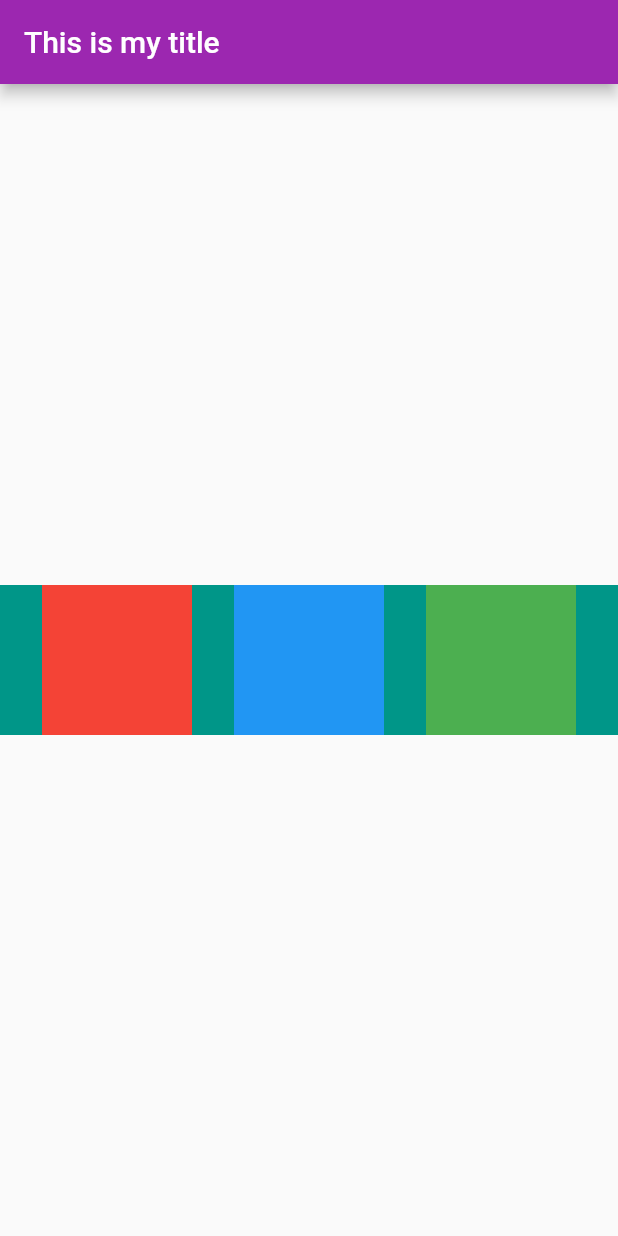
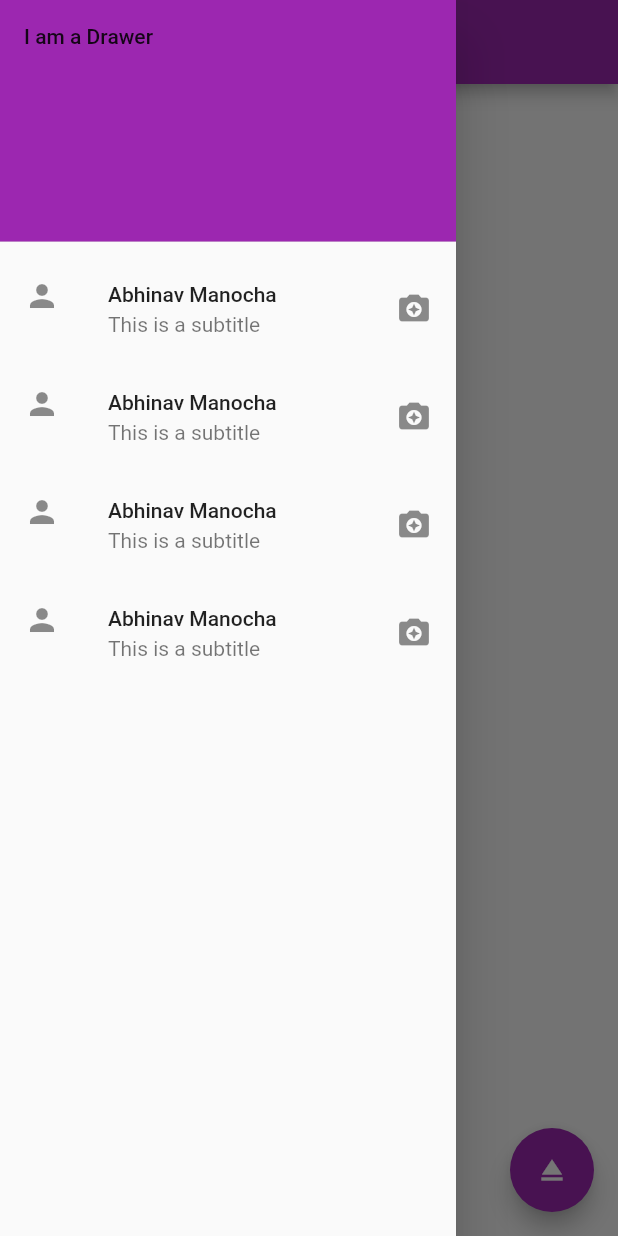
Before and after one commit to abhinavmanocha/awesome_flutterApp, a Flutter app: the screen it shows after launch, with the side drawer open (before the commit the screen has no drawer), on a phone screen of 412 x 824 dp. Run offline on Flutter 3.47's test engine with Material 2 defaults, Android fonts, the phone set to English and light mode, and no system bars.

Commit message:
Final for window

```diff
--- a/lib/main.dart
+++ b/lib/main.dart
@@ -22,36 +22,52 @@ class HomePage extends StatelessWidget {
         body: Center(
           child: Container(
             height: 100,
+            width: 100,
             color: Colors.teal,
-            child: Row(
-              mainAxisAlignment: MainAxisAlignment.spaceEvenly,
-              crossAxisAlignment: CrossAxisAlignment.center,
-              children:<Widget> [
-                Container(
-                  padding: const EdgeInsets.all(8),
-                  width: 100,
-                  height: 100,
-                  color: Colors.red,
-                  alignment: Alignment.center,
-                ),
-                Container(
-                  padding: const EdgeInsets.all(8),
-                  width: 100,
-                  height: 100,
-                  color: Colors.blue,
-                  alignment: Alignment.center,
-                ),
-                Container(
-                  padding: const EdgeInsets.all(8),
-                  width: 100,
-                  height: 100,
-                  color: Colors.green,
-                  alignment: Alignment.center,
-                )
-              ],
             ),
-          )
         ),
-    );
+        drawer: Drawer(
+          child: ListView(
+            padding: const EdgeInsets.all(0),
+            children: const <Widget>[
+              DrawerHeader(
+                child: Text("I am a Drawer"),
+                decoration: BoxDecoration(color: Colors.purple),
+              ),
+              ListTile(
+                leading: Icon(Icons.person),
+                title: Text("Abhinav Manocha"),
+                subtitle: Text("This is a subtitle"),
+                trailing: Icon(Icons.camera_enhance),
+                  //onTap: (){},
+              ),
+              ListTile(
+                leading: Icon(Icons.person),
+                title: Text("Abhinav Manocha"),
+                subtitle: Text("This is a subtitle"),
+                trailing: Icon(Icons.camera_enhance),
+              ),
+              ListTile(
+                leading: Icon(Icons.person),
+                title: Text("Abhinav Manocha"),
+                subtitle: Text("This is a subtitle"),
+                trailing: Icon(Icons.camera_enhance),
+              ),
+              ListTile(
+                leading: Icon(Icons.person),
+                title: Text("Abhinav Manocha"),
+                subtitle: Text("This is a subtitle"),
+                trailing: Icon(Icons.camera_enhance),
+              ),
+            ],
+          ),
+        ),
+        floatingActionButton: FloatingActionButton(
+          onPressed: (){},
+          child: const Icon(
+            Icons.eject
+          ),
+          ),
+        );
   }
 }
```
